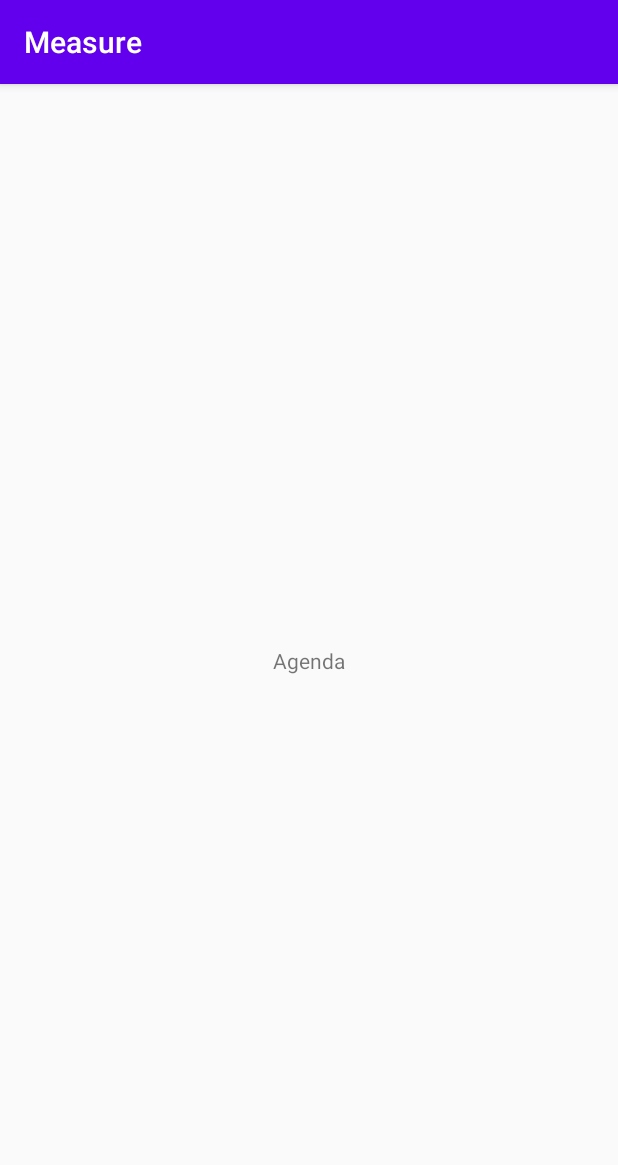
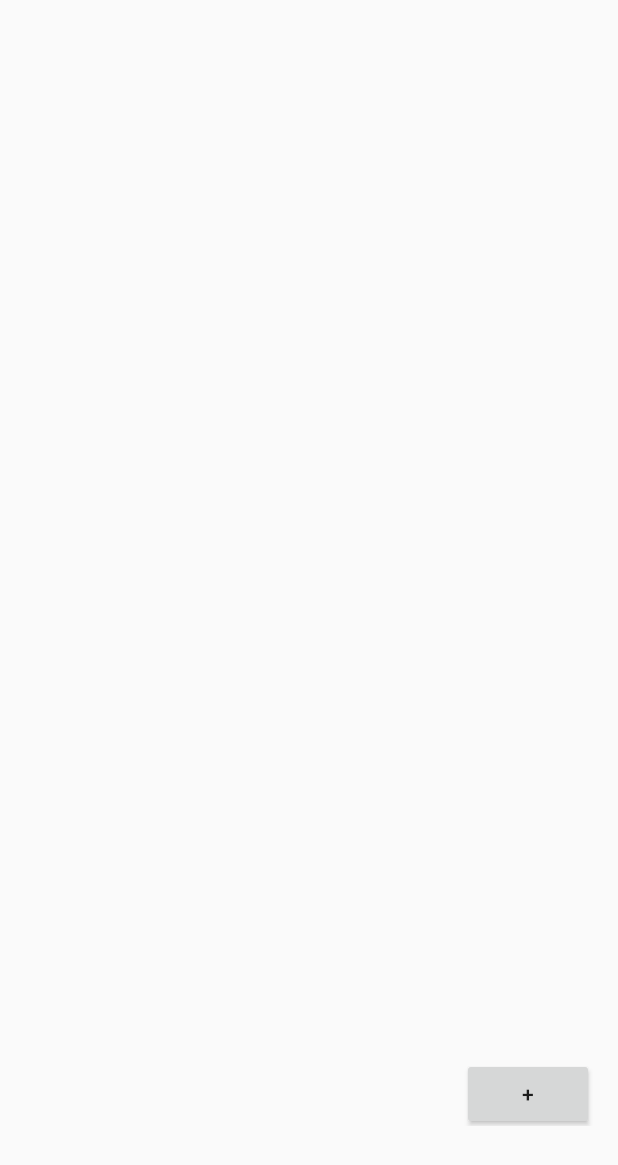
Before and after one commit to dennmar/Measure, an Android app: the screen it shows after launch (MeasureActivity), on a phone screen of 412 x 824 dp. Shown: the top 1165 px of the screen. Run offline under Robolectric (Android 15) with nearby library versions, the phone set to English and light mode, and no system bars; 1 statement that could not run was skipped.

Commit message:
Update agenda fragment to display mock agenda with ability to add mock tasks

```diff
--- a/android/app/build.gradle
+++ b/android/app/build.gradle
@@ -27,6 +27,7 @@ android {
 }
 
 dependencies {
+    implementation 'androidx.recyclerview:recyclerview:1.1.0'
     def room_version = "2.2.5"
     def dagger_version = "2.27"
     def assisted_inject_version = "0.5.2"
--- a/android/app/src/main/AndroidManifest.xml
+++ b/android/app/src/main/AndroidManifest.xml
@@ -9,7 +9,7 @@
         android:label="@string/app_name"
         android:roundIcon="@mipmap/ic_launcher_round"
         android:supportsRtl="true"
-        android:theme="@style/AppTheme">
+        android:theme="@style/Theme.AppCompat.Light.NoActionBar">
         <activity android:name=".features.MeasureActivity">
             <intent-filter>
                 <action android:name="android.intent.action.MAIN" />
--- a/android/app/src/main/java/com/example/measure/features/agenda/AgendaFragment.java
+++ b/android/app/src/main/java/com/example/measure/features/agenda/AgendaFragment.java
@@ -4,17 +4,30 @@ import android.os.Bundle;
 import android.view.LayoutInflater;
 import android.view.View;
 import android.view.ViewGroup;
+import android.widget.Button;
 
 import androidx.fragment.app.Fragment;
+import androidx.recyclerview.widget.LinearLayoutManager;
+import androidx.recyclerview.widget.RecyclerView;
 
 import com.example.measure.R;
 import com.example.measure.di.MeasureApplication;
+import com.example.measure.models.data.AgendaItem;
+
+import org.joda.time.Duration;
+
+import java.util.ArrayList;
+import java.util.List;
 
 /**
  * A fragment that handles the UI for the user's agenda.
  */
 public class AgendaFragment extends Fragment {
     private AgendaViewModel agendaViewModel;
+    private RecyclerView agendaRecycler;
+    private AgendaItemAdapter agendaAdapter;
+    private RecyclerView.LayoutManager layoutManager;
+    private List<AgendaItem> agendaItems;
 
     /**
      * Initialize the agenda view model.
@@ -27,6 +40,7 @@ public class AgendaFragment extends Fragment {
                 .getApplicationContext()).appComponent.avmFactory()
                 .create(savedInstanceState);
         super.onCreate(savedInstanceState);
+        agendaItems = new ArrayList<>();
     }
 
     /**
@@ -42,6 +56,8 @@ public class AgendaFragment extends Fragment {
                              Bundle savedInstanceState) {
         View rootView = inflater.inflate(R.layout.fragment_agenda, container,
                 false);
+        initAgendaDisplay(rootView);
+        initAddTaskBtn(rootView);
         return rootView;
     }
 
@@ -55,4 +71,32 @@ public class AgendaFragment extends Fragment {
         super.onDestroy();
         agendaViewModel.onDestroy();
     }
+
+    /**
+     * Initialize the display for the agenda.
+     *
+     * @param view view for the user interface
+     */
+    private void initAgendaDisplay(View view) {
+        agendaRecycler = view.findViewById(R.id.agenda_recycler);
+        layoutManager = new LinearLayoutManager(getActivity());
+        agendaRecycler.setLayoutManager(layoutManager);
+        agendaAdapter = new AgendaItemAdapter(agendaItems);
+        agendaRecycler.setAdapter(agendaAdapter);
+    }
+
+    /**
+     * Initialize the button for adding tasks.
+     *
+     * @param view view for the user interface
+     */
+    private void initAddTaskBtn(View view) {
+        Button addTaskBtn = view.findViewById(R.id.add_task_button);
+        addTaskBtn.setOnClickListener(v -> {
+            agendaItems.add(new AgendaItem("Test agenda item",
+                    new Duration(3600000 + 1000 * 17)));
+            agendaAdapter.setAgendaItems(agendaItems);
+            agendaAdapter.notifyDataSetChanged();
+        });
+    }
 }
--- /dev/null
+++ b/android/app/src/main/java/com/example/measure/features/agenda/AgendaItemAdapter.java
@@ -0,0 +1,96 @@
+package com.example.measure.features.agenda;
+
+import android.view.LayoutInflater;
+import android.view.View;
+import android.view.ViewGroup;
+import android.widget.TextView;
+
+import androidx.annotation.NonNull;
+import androidx.recyclerview.widget.RecyclerView;
+
+import com.example.measure.R;
+import com.example.measure.models.data.AgendaItem;
+
+import java.util.List;
+
+/**
+ * Adapts agenda items for display in a recycler view.
+ */
+public class AgendaItemAdapter
+        extends RecyclerView.Adapter<AgendaItemAdapter.AgendaItemViewHolder> {
+    private List<AgendaItem> agendaItems;
+
+    /**
+     * Descibes an agenda item view and metadata about its place within the
+     * recyclerview.
+     */
+    public static class AgendaItemViewHolder extends RecyclerView.ViewHolder {
+        private TextView nameText;
+        private TextView timeText;
+
+        /**
+         * Initialize member variables.
+         *
+         * @param v view to represent the agenda item
+         */
+        public AgendaItemViewHolder(View v) {
+            super(v);
+            nameText = v.findViewById(R.id.agenda_item_row_name);
+            timeText = v.findViewById(R.id.agenda_item_row_time);
+        }
+    }
+
+    /**
+     * Initialize member variables.
+     *
+     * @param agendaItems items to be displayed in the agenda
+     */
+    public AgendaItemAdapter(List<AgendaItem> agendaItems) {
+        this.agendaItems = agendaItems;
+    }
+
+    /**
+     * Create view to represent an item.
+     *
+     * @param parent   viewgroup to add the new view to after it's bound to an
+     *                 adapter position
+     * @param viewType view type of the new view
+     * @return
+     */
+    @NonNull
+    @Override
+    public AgendaItemViewHolder onCreateViewHolder(@NonNull ViewGroup parent,
+                                                   int viewType) {
+        View v = LayoutInflater.from(parent.getContext())
+                .inflate(R.layout.row_agenda_item, parent, false);
+        AgendaItemViewHolder vh = new AgendaItemViewHolder(v);
+        return vh;
+    }
+
+    /**
+     * Update the display of the item at the given position.
+     *
+     * @param holder   viewholder to be updated for item's display
+     * @param position index of item within the data set
+     */
+    @Override
+    public void onBindViewHolder(@NonNull AgendaItemViewHolder holder,
+                                 int position) {
+        holder.nameText.setText(agendaItems.get(position).getName());
+        holder.timeText.setText(agendaItems.get(position).getTimeWorked());
+    }
+
+    /**
+     * Return the total number of items.
+     *
+     * @return amount of items
+     */
+    @Override
+    public int getItemCount() {
+        return agendaItems.size();
+    }
+
+    public void setAgendaItems(List<AgendaItem> agendaItems) {
+        this.agendaItems = agendaItems;
+    }
+}
--- a/android/app/src/main/res/layout/activity_measure.xml
+++ b/android/app/src/main/res/layout/activity_measure.xml
@@ -3,8 +3,18 @@
     xmlns:app="http://schemas.android.com/apk/res-auto"
     xmlns:tools="http://schemas.android.com/tools"
     android:layout_width="match_parent"
-    android:layout_height="match_parent"
-    android:id="@+id/measure_act_container"
-    tools:context=".MeasureActivity">
+    android:layout_height="match_parent">
+
+    <androidx.constraintlayout.widget.ConstraintLayout
+        android:id="@+id/measure_act_container"
+        android:layout_width="match_parent"
+        android:layout_height="677dp"
+        app:layout_constraintBottom_toBottomOf="parent"
+        app:layout_constraintEnd_toEndOf="parent"
+        app:layout_constraintStart_toStartOf="parent"
+        app:layout_constraintTop_toTopOf="parent"
+        tools:context=".MeasureActivity">
+
+    </androidx.constraintlayout.widget.ConstraintLayout>
 
 </androidx.constraintlayout.widget.ConstraintLayout>
--- a/android/app/src/main/res/layout/fragment_agenda.xml
+++ b/android/app/src/main/res/layout/fragment_agenda.xml
@@ -1,19 +1,28 @@
 <?xml version="1.0" encoding="utf-8"?>
-<androidx.constraintlayout.widget.ConstraintLayout
-    xmlns:android="http://schemas.android.com/apk/res/android"
+<androidx.constraintlayout.widget.ConstraintLayout xmlns:android="http://schemas.android.com/apk/res/android"
     xmlns:app="http://schemas.android.com/apk/res-auto"
     xmlns:tools="http://schemas.android.com/tools"
     android:layout_width="match_parent"
     android:layout_height="match_parent">
 
-    <TextView
-        android:id="@+id/textView"
+    <androidx.recyclerview.widget.RecyclerView
+        android:id="@+id/agenda_recycler"
+        android:layout_width="346dp"
+        android:layout_height="match_parent"
+        app:layout_constraintEnd_toEndOf="parent"
+        app:layout_constraintStart_toStartOf="parent" />
+
+    <Button
+        android:id="@+id/add_task_button"
         android:layout_width="wrap_content"
         android:layout_height="wrap_content"
-        android:text="Agenda"
+        android:layout_marginTop="632dp"
+        android:text="+"
         app:layout_constraintBottom_toBottomOf="parent"
         app:layout_constraintEnd_toEndOf="parent"
+        app:layout_constraintHorizontal_bias="0.95"
         app:layout_constraintStart_toStartOf="parent"
-        app:layout_constraintTop_toTopOf="parent" />
+        app:layout_constraintTop_toTopOf="parent"
+        app:layout_constraintVertical_bias="0.196" />
 
 </androidx.constraintlayout.widget.ConstraintLayout>
```
Also changed, not shown: android/app/src/main/java/com/example/measure/models/data/AgendaItem.java (added, +47 -0 lines), android/app/src/main/res/layout/row_agenda_item.xml (added, +19 -0 lines).
